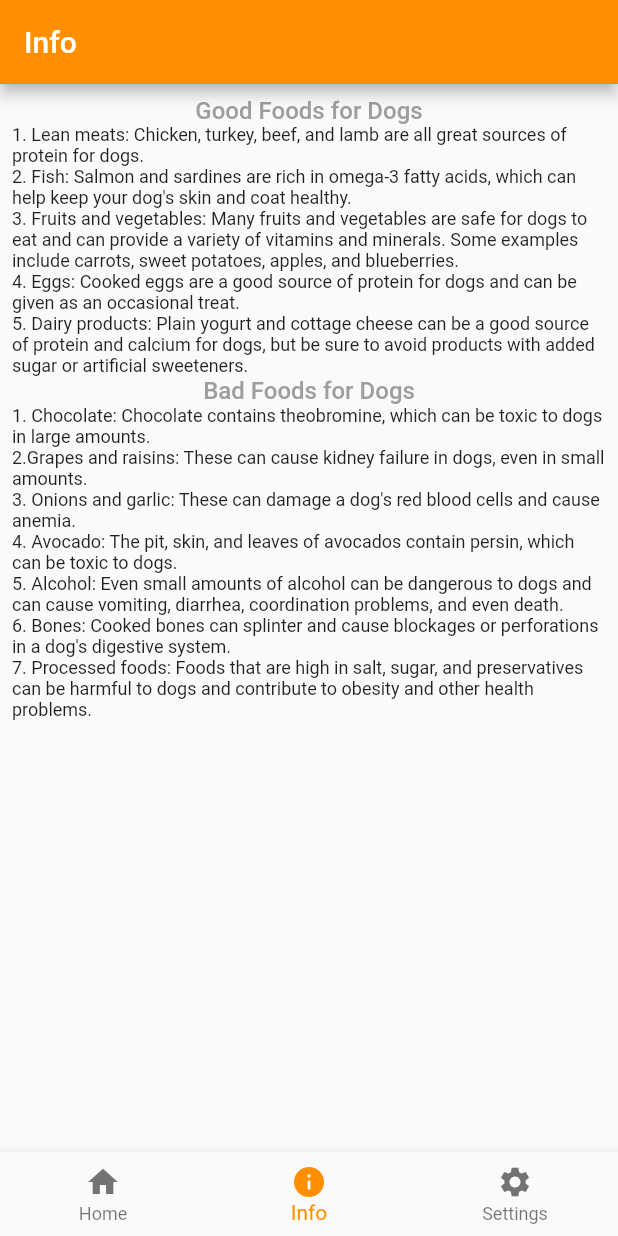
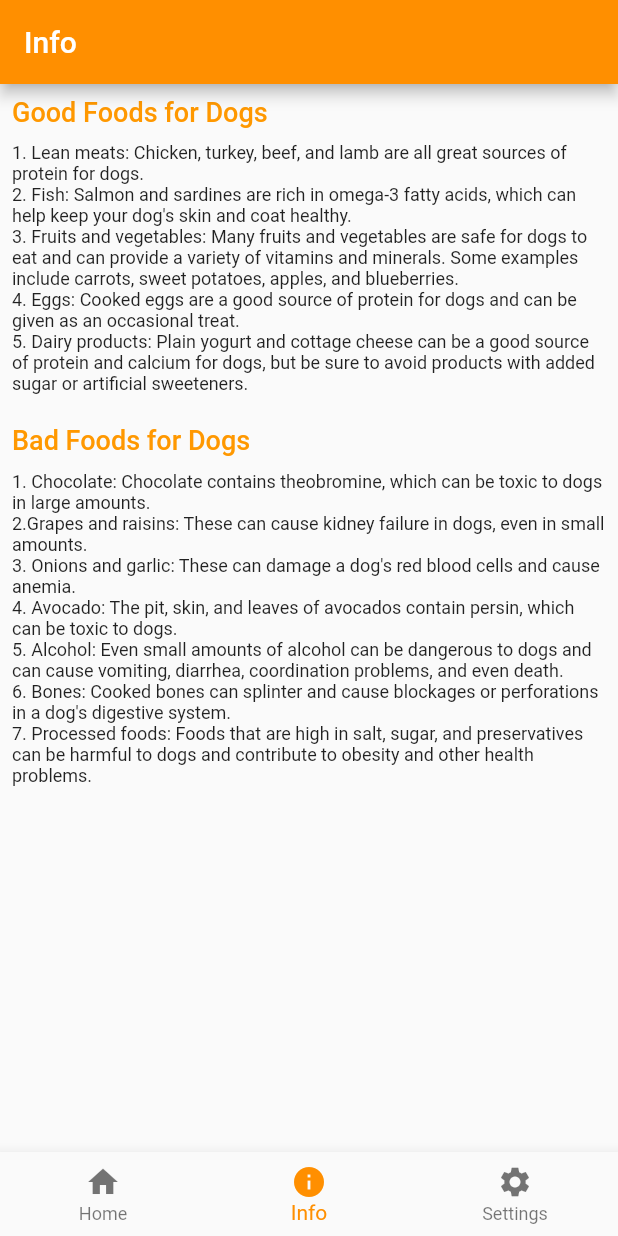
Before and after one commit to rusudinu/automatic-pet-feeder, a Flutter app: the screen it shows after launch, item 2 of the bottom bar chosen, on a phone screen of 412 x 824 dp. Run offline on Flutter 3.47's test engine with Material 2 defaults, Android fonts, the phone set to English and light mode, and no system bars; our stand-ins replace shared_preferences.

Commit message:
colors in info page

```diff
--- a/lib/info.dart
+++ b/lib/info.dart
@@ -12,14 +12,18 @@ class _InfoState extends State<Info> {
   Widget build(BuildContext context) {
     return SingleChildScrollView(
       child: Column(
+        crossAxisAlignment: CrossAxisAlignment.start,
         children: const [
           Text(
             "Good Foods for Dogs",
             style: TextStyle(
               fontWeight: FontWeight.w500,
-              fontSize: 16,
-              color: Colors.grey,
+              fontSize: 18,
+              color: Colors.orange,
             ),
+          ),
+          SizedBox(
+            height: 10,
           ),
           Text(
             "1. Lean meats: Chicken, turkey, beef, and lamb are all great sources of protein for dogs.\n2. Fish: Salmon and sardines are rich in omega-3 fatty acids, which can help keep your dog's skin and coat healthy.\n3. Fruits and vegetables: Many fruits and vegetables are safe for dogs to eat and can provide a variety of vitamins and minerals. Some examples include carrots, sweet potatoes, apples, and blueberries.\n4. Eggs: Cooked eggs are a good source of protein for dogs and can be given as an occasional treat.\n5. Dairy products: Plain yogurt and cottage cheese can be a good source of protein and calcium for dogs, but be sure to avoid products with added sugar or artificial sweeteners.",
@@ -27,13 +31,19 @@ class _InfoState extends State<Info> {
               fontSize: 12,
             ),
           ),
+          SizedBox(
+            height: 20,
+          ),
           Text(
             "Bad Foods for Dogs",
             style: TextStyle(
               fontWeight: FontWeight.w500,
-              fontSize: 16,
-              color: Colors.grey,
+              fontSize: 18,
+              color: Colors.orange,
             ),
+          ),
+          SizedBox(
+            height: 10,
           ),
           Text(
             "1. Chocolate: Chocolate contains theobromine, which can be toxic to dogs in large amounts.\n2.Grapes and raisins: These can cause kidney failure in dogs, even in small amounts.\n3. Onions and garlic: These can damage a dog's red blood cells and cause anemia.\n4. Avocado: The pit, skin, and leaves of avocados contain persin, which can be toxic to dogs.\n5. Alcohol: Even small amounts of alcohol can be dangerous to dogs and can cause vomiting, diarrhea, coordination problems, and even death.\n6. Bones: Cooked bones can splinter and cause blockages or perforations in a dog's digestive system.\n7. Processed foods: Foods that are high in salt, sugar, and preservatives can be harmful to dogs and contribute to obesity and other health problems.",
```
